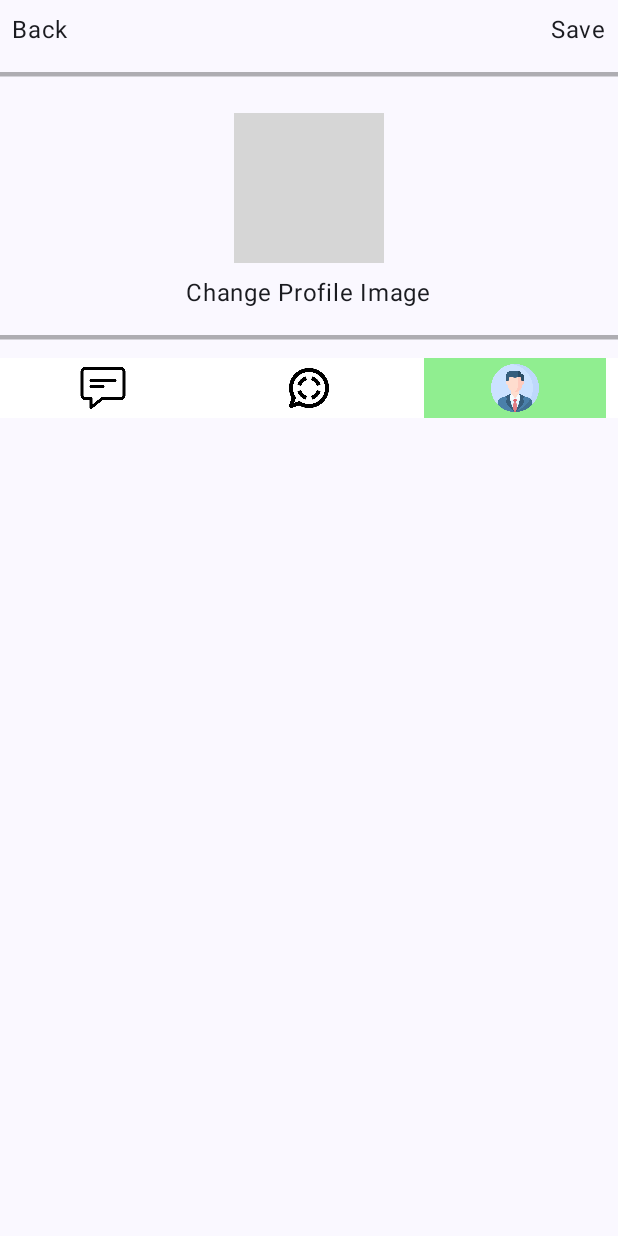
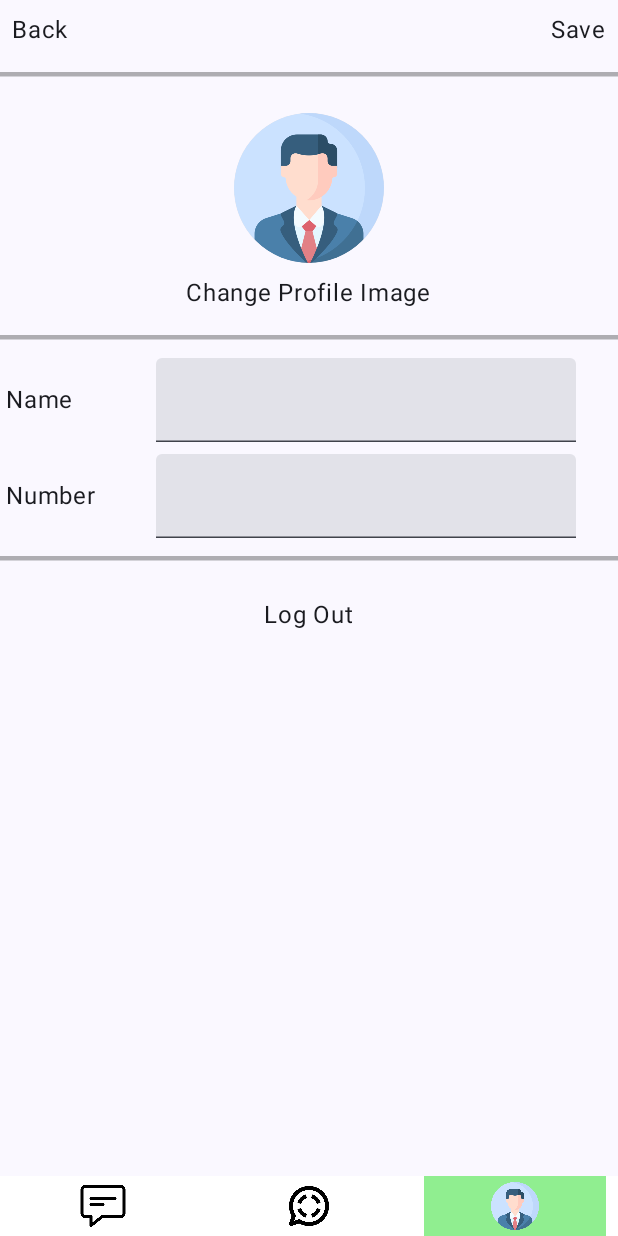
Before and after one commit to Suryansh3679/Chat-App, an Android app built with Jetpack Compose: the ProfileScreen screen opened through its navigation route, after a tap on "Save", on a phone screen of 412 x 824 dp. Run offline under Robolectric (Android 15) with nearby library versions, the phone set to English and light mode, and no system bars; our stand-ins replace Dagger/Hilt's generated code, Firebase (no records; nobody signed in at launch, a user with empty details on screens opened directly); grey boxes are pictures that could not be loaded.

Commit message:
Profile Screen Complete

```diff
--- a/app/src/main/java/app/proj/whispr/LCViewModel.kt
+++ b/app/src/main/java/app/proj/whispr/LCViewModel.kt
@@ -141,12 +141,14 @@ class LCViewModel @Inject constructor(
 
                 if (it.exists()){
                     // update user data
+                    db.collection(USER_NODE).document(uid).update(userData.toMap())
+
                 }else{
                     db.collection(USER_NODE).document(uid).set(userData)
-                    inProgress.value = false
-
+//                    inProgress.value = false
                     getUserData(uid)
                 }
+                inProgress.value = false
             }
                 .addOnFailureListener(){
                     handleException(it,"Cannot Retrieve User")
@@ -187,4 +189,11 @@ class LCViewModel @Inject constructor(
 
 
     }
+
+    fun logOut() {
+        auth.signOut()
+        signIn.value = false
+        userData.value = null
+        eventMutableState.value = Events("Logged Out")
+    }
 }
--- a/app/src/main/java/app/proj/whispr/Screens/ProfileScreen.kt
+++ b/app/src/main/java/app/proj/whispr/Screens/ProfileScreen.kt
@@ -2,53 +2,124 @@ package app.proj.whispr.Screens
 
 import androidx.activity.compose.rememberLauncherForActivityResult
 import androidx.activity.result.contract.ActivityResultContracts
+import androidx.compose.foundation.Image
 import androidx.compose.foundation.clickable
 import androidx.compose.foundation.layout.Arrangement
 import androidx.compose.foundation.layout.Box
 import androidx.compose.foundation.layout.Column
 import androidx.compose.foundation.layout.IntrinsicSize
 import androidx.compose.foundation.layout.Row
+import androidx.compose.foundation.layout.fillMaxSize
 import androidx.compose.foundation.layout.fillMaxWidth
 import androidx.compose.foundation.layout.height
 import androidx.compose.foundation.layout.padding
 import androidx.compose.foundation.layout.size
+import androidx.compose.foundation.layout.width
+import androidx.compose.foundation.rememberScrollState
 import androidx.compose.foundation.shape.CircleShape
+import androidx.compose.foundation.verticalScroll
 import androidx.compose.material3.Card
+import androidx.compose.material3.ExperimentalMaterial3Api
+import androidx.compose.material3.Scaffold
 import androidx.compose.material3.Text
+import androidx.compose.material3.TextField
+import androidx.compose.material3.TextFieldDefaults
 import androidx.compose.runtime.Composable
+import androidx.compose.runtime.getValue
+import androidx.compose.runtime.mutableStateOf
+import androidx.compose.runtime.saveable.rememberSaveable
+import androidx.compose.runtime.setValue
 import androidx.compose.ui.Alignment
 import androidx.compose.ui.Modifier
+import androidx.compose.ui.graphics.Color
+import androidx.compose.ui.platform.LocalSoftwareKeyboardController
+import androidx.compose.ui.res.painterResource
 import androidx.compose.ui.unit.dp
 import androidx.navigation.NavController
 import app.proj.whispr.CommonDivider
-import app.proj.whispr.CommonImage
 import app.proj.whispr.CommonProgressBar
+import app.proj.whispr.DestinationScreen
 import app.proj.whispr.LCViewModel
+import app.proj.whispr.R
 
 
+//@Composable
 @Composable
 fun ProfileScreen(navController: NavController, viewModel: LCViewModel) {
     val inProgress = viewModel.inProgress.value
+    val keyboardController = LocalSoftwareKeyboardController.current
     if (inProgress) {
         CommonProgressBar()
     } else {
-        Column {
-            ProfileContent({}, {}, viewModel)
-            BottomNavigationMenu(
-                selectedItem = BottomNavigationMenuItem.PROFILE,
-                navController = navController
-            )
+        Scaffold(
+            bottomBar = {
+                BottomNavigationMenu(
+                    selectedItem = BottomNavigationMenuItem.PROFILE,
+                    navController = navController
+                )
+            }
+        ) { paddingValues -> // Ensures content does not overlap bottom bar
+            val userData = viewModel.userData.value
+            var name by rememberSaveable {
+                mutableStateOf(userData?.name?:"")
+            }
+            var number by rememberSaveable {
+                mutableStateOf(userData?.number?:"")
+            }
+            Column(
+                modifier = Modifier
+                    .fillMaxSize()
+                    .padding(paddingValues) // Adjust padding to avoid overlap
+                    .verticalScroll(rememberScrollState())
+            ) {
+                ProfileContent(
+                    modifier = Modifier
+                        .padding(8.dp)
+                        .weight(1f),
+                    onBack = {
+                             navController.navigate(DestinationScreen.ChatList.route)
+
+                    },
+                    onSave = {
+                             viewModel.createOrUpdateProfile(
+                                 name = name,
+                                 number = number
+                             )
+                        keyboardController?.hide()
+                    },
+                    viewModel = viewModel,
+                    name = name,
+                    number = number,
+                    onNameChange = {name = it},
+                    onNumberChange = {number = it},
+                    onLogOut = {
+                        viewModel.logOut()
+                    }
+                )
+            }
         }
     }
 }
 
+
+@OptIn(ExperimentalMaterial3Api::class)
 @Composable
-fun ProfileContent(onBack: () -> Unit, onSave: () -> Unit,
+fun ProfileContent(
+    modifier: Modifier,
+    onBack: () -> Unit,
+    onSave: () -> Unit,
+    name: String,
+    number: String,
+    onNameChange: (String) -> Unit,
+    onNumberChange: (String) -> Unit,
+    onLogOut: () -> Unit,
     viewModel: LCViewModel
 ) {
     val imageUrl = viewModel.userData.value?.imageUrl
 
-    Column {
+    Column(
+
+    ) {
         Row(
             modifier = Modifier
                 .fillMaxWidth()
@@ -63,10 +134,51 @@ fun ProfileContent(onBack: () -> Unit, onSave: () -> Unit,
             })
         }
         CommonDivider()
-        ProfileImage(imageUrl = imageUrl,viewModel = viewModel)
+        ProfileImage(imageUrl = imageUrl, viewModel = viewModel)
 
         CommonDivider()
 
+        Row(
+            modifier = Modifier
+                .fillMaxWidth()
+                .padding(4.dp),
+            verticalAlignment = Alignment.CenterVertically
+        ) {
+            Text(text = "Name", modifier = Modifier.width(100.dp))
+            TextField(
+                value = name, onValueChange = onNameChange,
+                colors = TextFieldDefaults.colors(
+                    focusedTextColor = Color.Black,
+                    focusedContainerColor = Color.LightGray
+                )
+            )
+        }
+
+        Row(
+            modifier = Modifier
+                .fillMaxWidth()
+                .padding(4.dp),
+            verticalAlignment = Alignment.CenterVertically
+        ) {
+            Text(text = "Number", modifier = Modifier.width(100.dp))
+            TextField(
+                value = number, onValueChange = onNumberChange,
+                colors = TextFieldDefaults.colors(
+                    focusedTextColor = Color.Black,
+                    focusedContainerColor = Color.LightGray
+                )
+            )
+        }
+        CommonDivider()
+
+        Row(
+            modifier = Modifier
+                .fillMaxWidth()
+                .padding(16.dp),
+            horizontalArrangement = Arrangement.Center
+        ) {
+            Text(text = "Log Out", modifier = Modifier.clickable { onLogOut.invoke() })
+        }
 
     }
 
@@ -90,7 +202,7 @@ fun ProfileImage(imageUrl: String?, viewModel: LCViewModel) {
                 .padding(8.dp)
                 .fillMaxWidth()
                 .clickable {
-                    launcher.launch("images/*")
+                    launcher.launch("image/*")
                 },
             horizontalAlignment = Alignment.CenterHorizontally
         ) {
@@ -100,11 +212,12 @@ fun ProfileImage(imageUrl: String?, viewModel: LCViewModel) {
                     .padding(8.dp)
                     .size(100.dp)
             ) {
-                CommonImage(data = imageUrl)
+                Image(painter = painterResource(id = R.drawable.profile), contentDescription = null)
+//                CommonImage(data = imageUrl)
             }
             Text(text = "Change Profile Image")
         }
-        if (viewModel.inProgress.value){
+        if (viewModel.inProgress.value) {
             CommonProgressBar()
         }
     }
```
